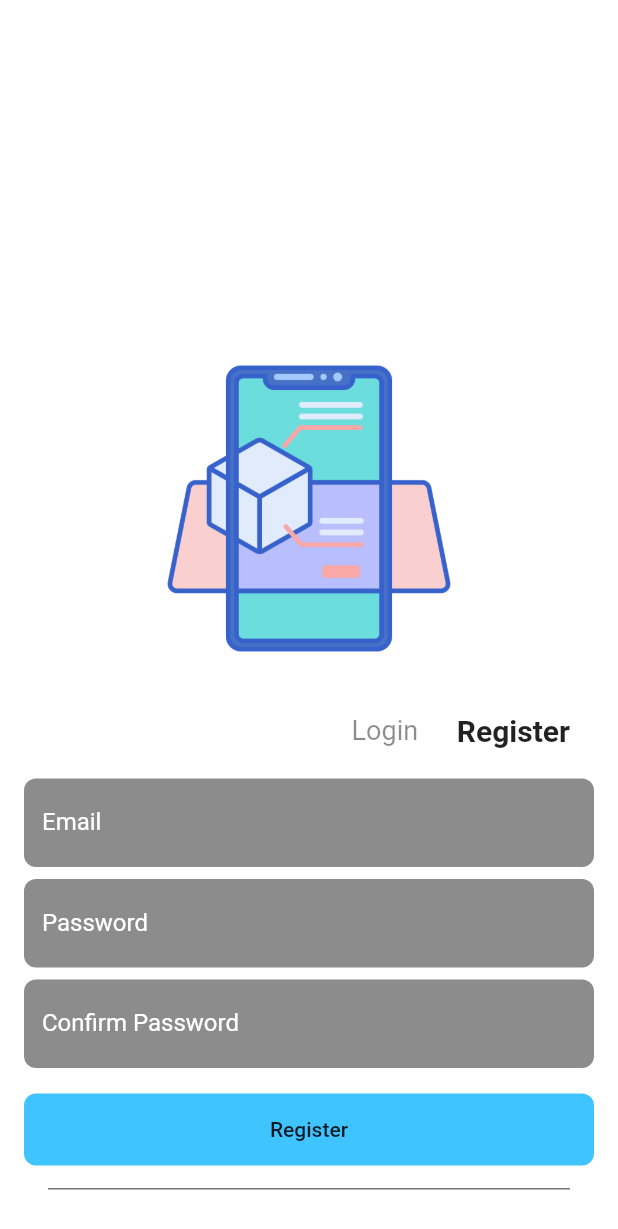
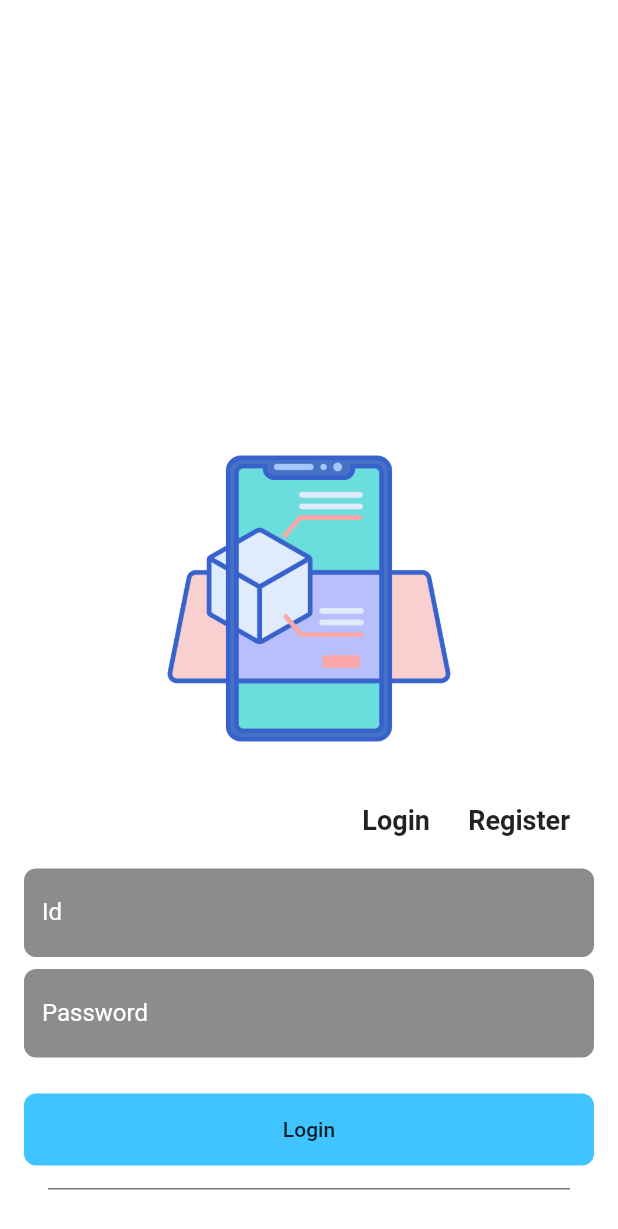
Before and after one commit to Seung-hwan285/Flutter-AR, a Flutter app: the screen it shows after launch, on a phone screen of 412 x 824 dp. Shown: the top 1229 px of the screen. Run offline on Flutter 3.47's test engine with Material 2 defaults, Android fonts, the phone set to English and light mode, and no system bars.

```diff
--- a/lib/login_page.dart
+++ b/lib/login_page.dart
@@ -1,6 +1,7 @@
 import 'package:flutter/material.dart';
 
 import 'create_sign.dart';
+
 
 class LoginPage extends StatefulWidget {
   @override
@@ -10,12 +11,11 @@ class LoginPage extends StatefulWidget {
 class _LoginPageState extends State<LoginPage> {
   final formKey = new GlobalKey<FormState>();
 
-  late String _email;
+  late String _id;
   late String _password;
 
-  TextEditingController _emilController = TextEditingController();
+  TextEditingController _IdController = TextEditingController();
   TextEditingController _passwordController = TextEditingController();
-  TextEditingController _cPasswordController = TextEditingController();
 
   static final _cornerRadius = 8.0;
   OutlineInputBorder _border = OutlineInputBorder(
@@ -23,19 +23,17 @@ class _LoginPageState extends State<LoginPage> {
       borderSide: BorderSide(
           color: Colors.transparent,width: 0));
 
-  bool isRegister = true;
-  Duration _duration = Duration(milliseconds: 300);
-  Curve _curve = Curves.fastOutSlowIn;
-
   void validateAndSave() {
     final form = formKey.currentState;
     if (form!.validate()) {
       form.save();
-      print('Form is valid Email: $_email, password: $_password');
+      print('Form is valid Email: $_id, password: $_password');
     } else {
-      print('Form is invalid Email: $_email, password: $_password');
+      print('Form is invalid Email: $_id, password: $_password');
     }
   }
+
+
 
   @override
   Widget build(BuildContext context) {
@@ -56,39 +54,26 @@ class _LoginPageState extends State<LoginPage> {
               SizedBox(
                 height: 16,
               ),
-              ButtonBar(
+              ButtonBar(children: [
+                FlatButton(onPressed: () {
 
-                children: [
-                TextButton(onPressed: () {
-                  setState(() {
-
-                    // false 연한거
-                    isRegister = false;
-
-                  });
                 },
                     child: Text("Login", style: TextStyle(fontSize: 18,
-                        fontWeight: isRegister?FontWeight.w400:FontWeight.w600 ,
-                        color: isRegister?Colors.black45:Colors.black87),
+                        fontWeight: FontWeight.w600 ,
+                        color: Colors.black87),
                     )),
-                  TextButton(onPressed: (){
-
-                    Navigator.push(context,
-
-                    MaterialPageRoute(builder: (context)=>CreateApp()),
-                    );
-                    setState(() {
-                      // true 일때는 진하게
-                        isRegister = true;
-                    });
+                FlatButton(onPressed: (){
+                  Navigator.push(
+                      context,
+                      MaterialPageRoute(builder: (context)=>CreateApp()));
                 },
-                      child: Text(
-                        "Register",style: TextStyle(fontSize: 20,
-                          fontWeight: isRegister?FontWeight.w600:FontWeight.w400  ,
-                          color: isRegister?Colors.black87:Colors.black45),
+                    child: Text(
+                      "Register",style: TextStyle(fontSize: 18,
+                        fontWeight: FontWeight.w600  ,
+                        color: Colors.black87),
                     ))
               ],),
-              _buildTextFormField("Email",_emilController),
+              _buildTextFormField("Id",_IdController),
               SizedBox(
                 height: 8,
               ),
@@ -96,11 +81,6 @@ class _LoginPageState extends State<LoginPage> {
               SizedBox(
                 height: 8,
               ),
-              AnimatedContainer(
-                  duration: _duration,
-                  curve: _curve,
-                  height: isRegister?60:0,
-                  child: _buildTextFormField("Confirm Password",_cPasswordController)),
               SizedBox(
                 height: 16,
               ),
@@ -111,7 +91,7 @@ class _LoginPageState extends State<LoginPage> {
                     borderRadius: BorderRadius.circular(_cornerRadius)
                 ),
                 padding: EdgeInsets.all(16),
-                child: Text(isRegister?"Register":"Login"),
+                child: Text("Login"),
               ),
               Divider(height: 31,
                 thickness: 1,
```
Also changed, not shown: lib/create_sign.dart (+111 -16 lines).
